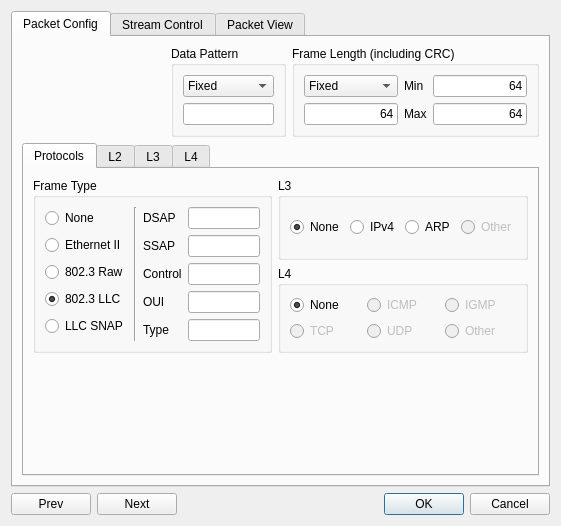
The window that client/streamconfigdialog.ui (pstavirs/ostinato) describes before a commit, drawn with Qt 5.
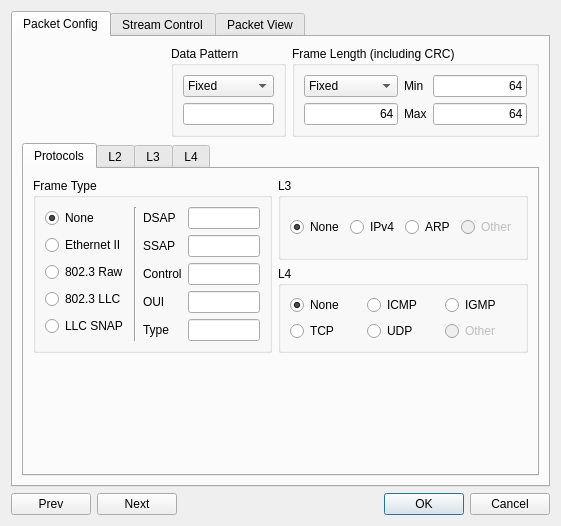
The same window after the commit. The open tabs and pages were chosen to show the change. Icons and pictures are not drawn. Custom widgets are drawn as their Qt base class.

Diff of the .ui file:
```diff
--- a/client/streamconfigdialog.ui
+++ b/client/streamconfigdialog.ui
@@ -214,7 +214,7 @@
                      <string>None</string>
                     </property>
                     <property name="checked" >
-                     <bool>false</bool>
+                     <bool>true</bool>
                     </property>
                    </widget>
                   </item>
@@ -241,7 +241,7 @@
                      <string>802.3 LLC</string>
                     </property>
                     <property name="checked" >
-                     <bool>true</bool>
+                     <bool>false</bool>
                     </property>
                    </widget>
                   </item>
@@ -420,7 +420,7 @@
               <item row="0" column="1" >
                <widget class="QRadioButton" name="rbL4Icmp" >
                 <property name="enabled" >
-                 <bool>false</bool>
+                 <bool>true</bool>
                 </property>
                 <property name="text" >
                  <string>ICMP</string>
@@ -430,7 +430,7 @@
               <item row="0" column="2" >
                <widget class="QRadioButton" name="rbL4Igmp" >
                 <property name="enabled" >
-                 <bool>false</bool>
+                 <bool>true</bool>
                 </property>
                 <property name="text" >
                  <string>IGMP</string>
@@ -440,7 +440,7 @@
               <item row="1" column="0" >
                <widget class="QRadioButton" name="rbL4Tcp" >
                 <property name="enabled" >
-                 <bool>false</bool>
+                 <bool>true</bool>
                 </property>
                 <property name="text" >
                  <string>TCP</string>
@@ -450,7 +450,7 @@
               <item row="1" column="1" >
                <widget class="QRadioButton" name="rbL4Udp" >
                 <property name="enabled" >
-                 <bool>false</bool>
+                 <bool>true</bool>
                 </property>
                 <property name="text" >
                  <string>UDP</string>
```
Left out of the diff: 836 changed lines with no effect on the pictures.
